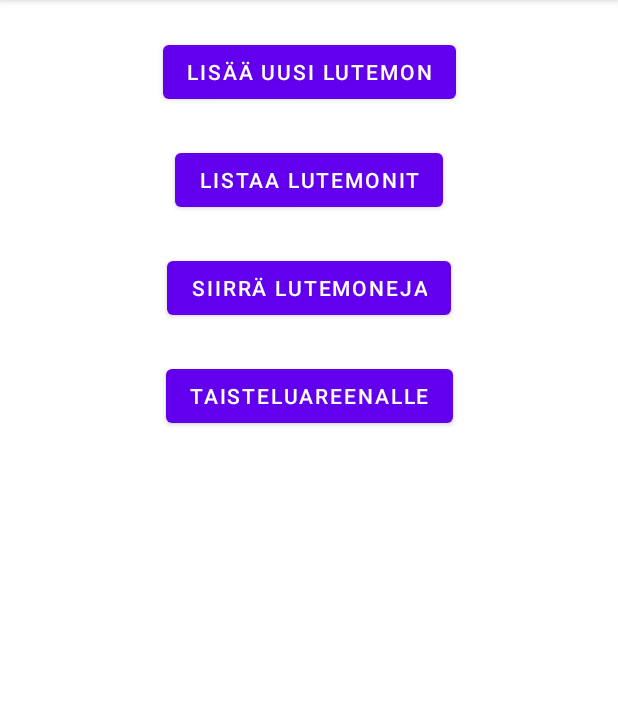
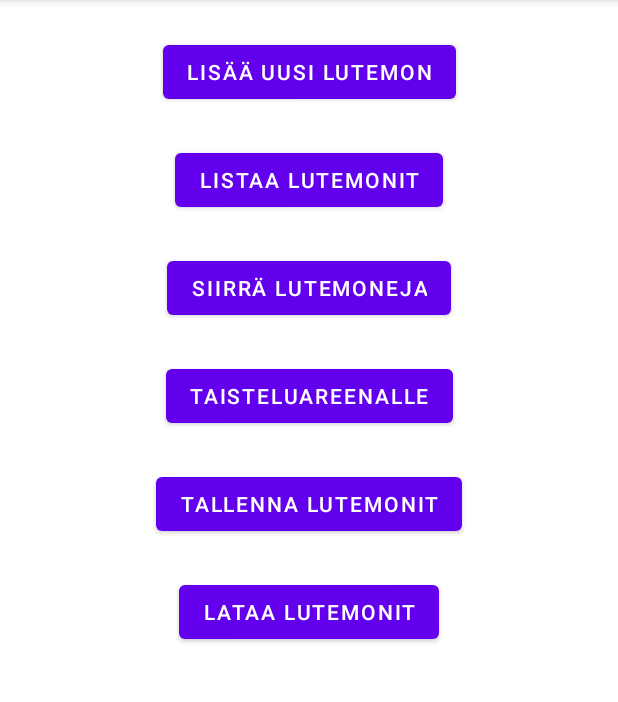
Before and after one commit to samppa13/Olio_ohjelmointi_harjoitustyo, an Android app: the screen it shows after launch (MainActivity), on a phone screen of 412 x 824 dp, the part 84-786 px from its top. Run offline under Robolectric (Android 15) with nearby library versions, the phone set to English and light mode, and no system bars.

Commit message:
Add the fact that the user can save and load all Lutemons from the file.

```diff
--- a/app/src/main/java/com/example/olio_ohjelmointi_harjoitustyo/Home.java
+++ b/app/src/main/java/com/example/olio_ohjelmointi_harjoitustyo/Home.java
@@ -1,4 +1,6 @@
 package com.example.olio_ohjelmointi_harjoitustyo;
+
+import java.util.ArrayList;
 
 public class Home extends Storage {
     private static Home home = null;
@@ -15,4 +17,8 @@ public class Home extends Storage {
     public void createLutemon(Lutemon lutemon) {
         lutemons.add(lutemon);
     }
+
+    public void setLutemons(ArrayList<Lutemon> lutemons) {
+        this.lutemons = lutemons;
+    }
 }
--- a/app/src/main/java/com/example/olio_ohjelmointi_harjoitustyo/Lutemon.java
+++ b/app/src/main/java/com/example/olio_ohjelmointi_harjoitustyo/Lutemon.java
@@ -1,6 +1,8 @@
 package com.example.olio_ohjelmointi_harjoitustyo;
 
-public class Lutemon {
+import java.io.Serializable;
+
+public class Lutemon implements Serializable {
     protected String name;
     protected String color;
     protected int attack;
--- a/app/src/main/java/com/example/olio_ohjelmointi_harjoitustyo/MainActivity.java
+++ b/app/src/main/java/com/example/olio_ohjelmointi_harjoitustyo/MainActivity.java
@@ -2,6 +2,7 @@ package com.example.olio_ohjelmointi_harjoitustyo;
 
 import androidx.appcompat.app.AppCompatActivity;
 
+import android.content.Context;
 import android.content.Intent;
 import android.os.Bundle;
 import android.view.View;
@@ -13,6 +14,9 @@ public class MainActivity extends AppCompatActivity {
     private Button listLutemonsActivityButton;
     private Button moveLutemonsActivityButton;
     private Button battleFieldActivityButton;
+    private Button saveLutemonsButton;
+    private Button loadLutemonsButton;
+    private Context context;
 
     @Override
     protected void onCreate(Bundle savedInstanceState) {
@@ -22,10 +26,15 @@ public class MainActivity extends AppCompatActivity {
         listLutemonsActivityButton = findViewById(R.id.listLutemonsActivityButton);
         moveLutemonsActivityButton = findViewById(R.id.moveLutemonsActivityButton);
         battleFieldActivityButton = findViewById(R.id.battleFieldActivityButton);
+        saveLutemonsButton = findViewById(R.id.saveLutemonsButton);
+        loadLutemonsButton = findViewById(R.id.loadLutemonsButton);
         switchToAddLutemon();
         switchToListLutemons();
         switchToMoveLutemons();
         switchToBattleField();
+        context = MainActivity.this;
+        saveLutemons();
+        loadLutemons();
     }
 
     public void switchToAddLutemon() {
@@ -67,4 +76,22 @@ public class MainActivity extends AppCompatActivity {
             }
         });
     }
+
+    public void saveLutemons() {
+        saveLutemonsButton.setOnClickListener(new View.OnClickListener() {
+            @Override
+            public void onClick(View view) {
+                SaveAndLoadLutemons.getInstance().saveLutemons(context);
+            }
+        });
+    }
+
+    public void loadLutemons() {
+        loadLutemonsButton.setOnClickListener(new View.OnClickListener() {
+            @Override
+            public void onClick(View view) {
+                SaveAndLoadLutemons.getInstance().loadLutemons(context);
+            }
+        });
+    }
 }
--- a/app/src/main/res/layout/activity_main.xml
+++ b/app/src/main/res/layout/activity_main.xml
@@ -46,4 +46,24 @@
         app:layout_constraintStart_toStartOf="parent"
         app:layout_constraintTop_toBottomOf="@id/moveLutemonsActivityButton" />
 
+    <Button
+        android:id="@+id/saveLutemonsButton"
+        android:layout_width="wrap_content"
+        android:layout_height="wrap_content"
+        android:layout_marginTop="24dp"
+        android:text="Tallenna Lutemonit"
+        app:layout_constraintEnd_toEndOf="parent"
+        app:layout_constraintStart_toStartOf="parent"
+        app:layout_constraintTop_toBottomOf="@id/battleFieldActivityButton" />
+
+    <Button
+        android:id="@+id/loadLutemonsButton"
+        android:layout_width="wrap_content"
+        android:layout_height="wrap_content"
+        android:layout_marginTop="24dp"
+        android:text="Lataa Lutemonit"
+        app:layout_constraintEnd_toEndOf="parent"
+        app:layout_constraintStart_toStartOf="parent"
+        app:layout_constraintTop_toBottomOf="@id/saveLutemonsButton" />
+
 </androidx.constraintlayout.widget.ConstraintLayout>
```
Also changed, not shown: app/src/main/java/com/example/olio_ohjelmointi_harjoitustyo/SaveAndLoadLutemons.java (added, +54 -0 lines).
